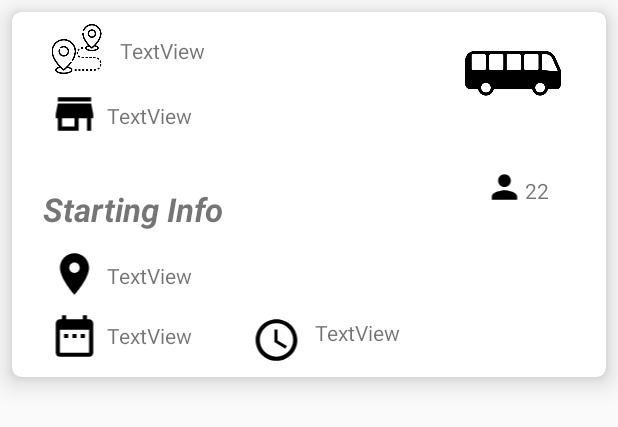
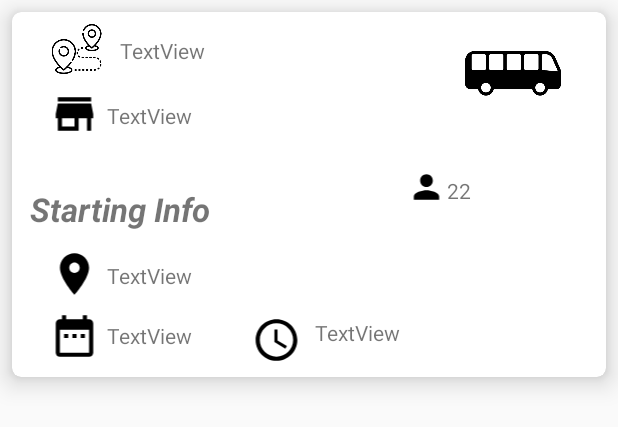
Before and after one commit to Canti17/WeWanTour-Project, an Android app: the layout transport_foragency_row.xml on its own in the app's theme, with its tools: preview values and no code run, on a phone screen of 412 x 824 dp. Shown: the top 427 px of the screen. Run offline under Robolectric (Android 15) with nearby library versions, the phone set to English and light mode, and no system bars; Roboto replaces fonts that are not available here.

Commit message:
set distance for canti
canti fattelo piacèè

```diff
--- a/WeWanTour/app/src/main/res/layout/transport_foragency_row.xml
+++ b/WeWanTour/app/src/main/res/layout/transport_foragency_row.xml
@@ -42,7 +42,7 @@
             android:id="@+id/imageView7"
             android:layout_width="27dp"
             android:layout_height="25dp"
-            android:layout_marginStart="64dp"
+            android:layout_marginStart="12dp"
             android:layout_marginTop="28dp"
             app:layout_constraintStart_toEndOf="@+id/text_agency_name"
             app:layout_constraintTop_toBottomOf="@+id/transport_vehicle"
```
